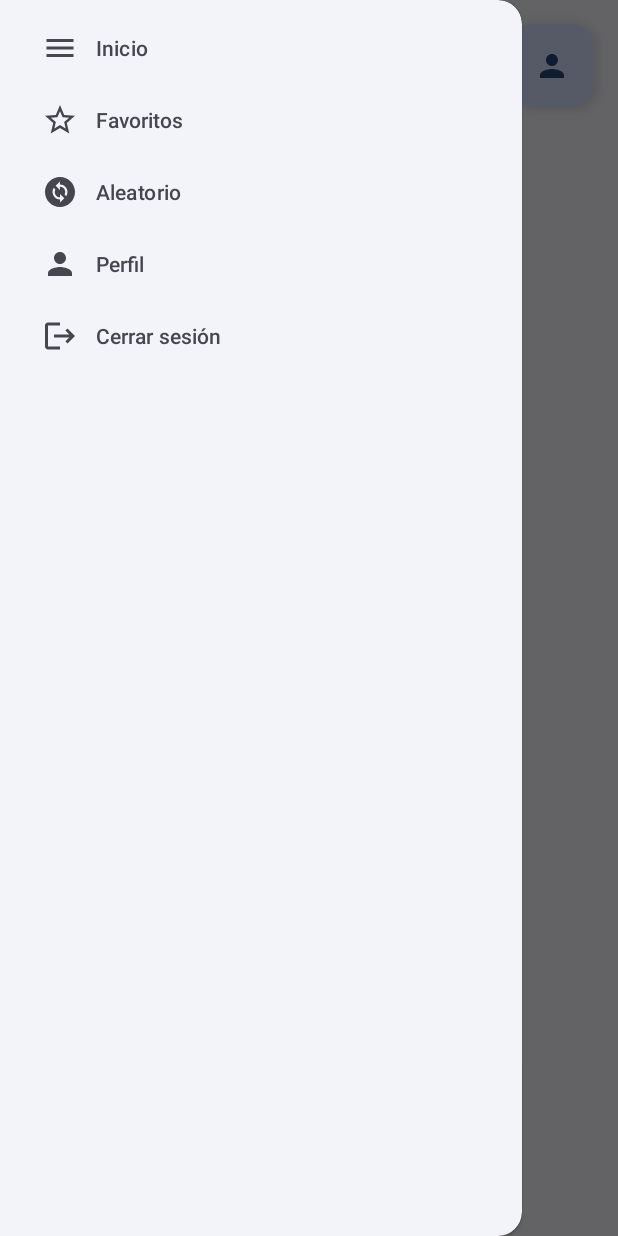
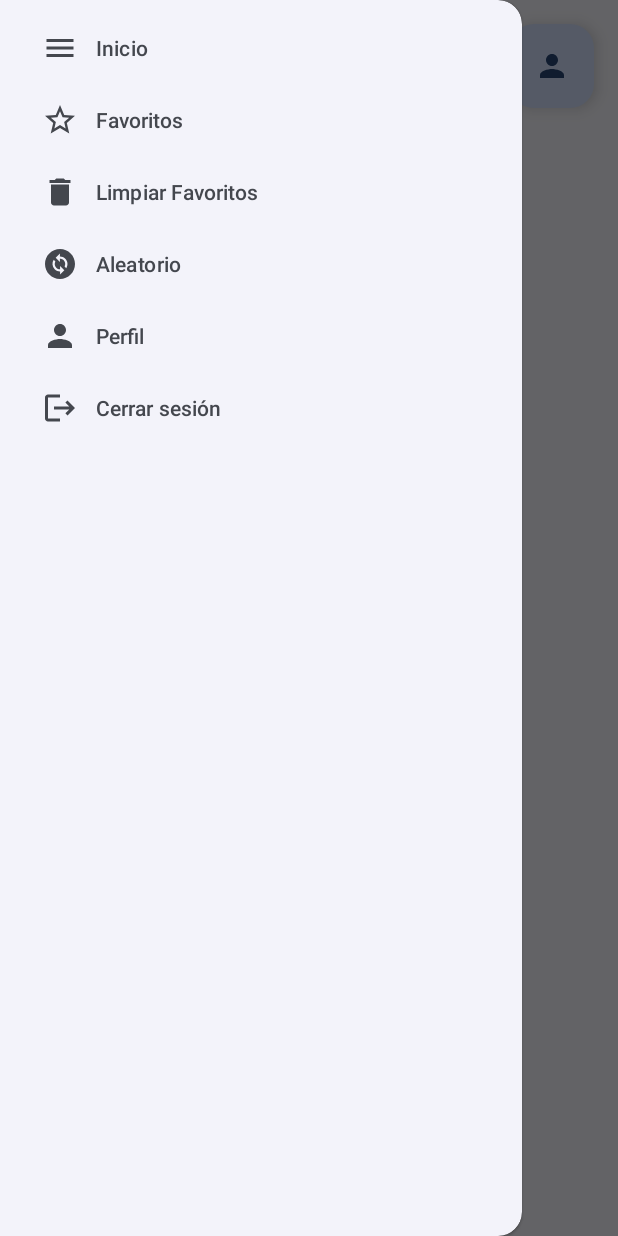
Before and after one commit to IagoHermida/desarrollo-interfaces, an Android app: the MainActivity screen opened directly, with no data from a screen before it, with the side drawer open, on a phone screen of 412 x 824 dp. Run offline under Robolectric (Android 15) with nearby library versions, the phone set to English and light mode, and no system bars; our stand-ins replace Firebase (no records; nobody signed in at launch, a user with empty details on screens opened directly), data binding.

Commit message:
ampliación: eliminación de favoritos desde el NavigationDrawer

```diff
--- a/TrabajoDI/app/src/main/java/com/example/aerocatalogo/repositories/FavoritesRepository.java
+++ b/TrabajoDI/app/src/main/java/com/example/aerocatalogo/repositories/FavoritesRepository.java
@@ -99,4 +99,9 @@ public class FavoritesRepository {
 
         return isFavoriteLiveData;
     }
+
+    public Task<Void> clearFavorites() {
+        return userFavoritesRef.removeValue(); // Elimina todos los favoritos del usuario
+    }
+
 }
--- /dev/null
+++ b/TrabajoDI/app/src/main/res/drawable/ic_delete.xml
@@ -0,0 +1,5 @@
+<vector xmlns:android="http://schemas.android.com/apk/res/android" android:height="24dp" android:tint="#000000" android:viewportHeight="24" android:viewportWidth="24" android:width="24dp">
+
+    <path android:fillColor="@android:color/white" android:pathData="M6,19c0,1.1 0.9,2 2,2h8c1.1,0 2,-0.9 2,-2V7H6v12zM19,4h-3.5l-1,-1h-5l-1,1H5v2h14V4z"/>
+
+</vector>
--- a/TrabajoDI/app/src/main/res/menu/drawer_menu.xml
+++ b/TrabajoDI/app/src/main/res/menu/drawer_menu.xml
@@ -8,6 +8,12 @@
         android:id="@+id/nav_favorites"
         android:title="Favoritos"
         android:icon="@drawable/baseline_star_border_24" />
+
+    <item
+        android:id="@+id/nav_clear_favorites"
+        android:title="Limpiar Favoritos"
+        android:icon="@drawable/ic_delete" />
+
 
     <item
         android:id="@+id/nav_random"
```
Also changed, not shown: TrabajoDI/app/src/main/java/com/example/aerocatalogo/views/MainActivity.java (+21 -0 lines).
